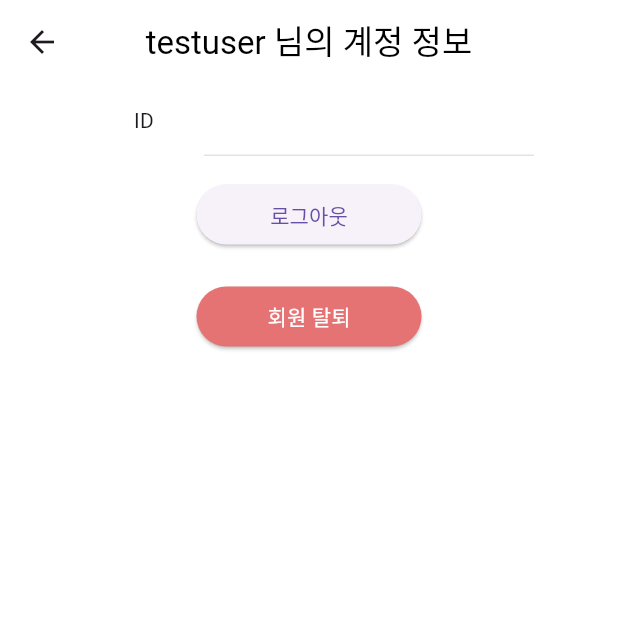
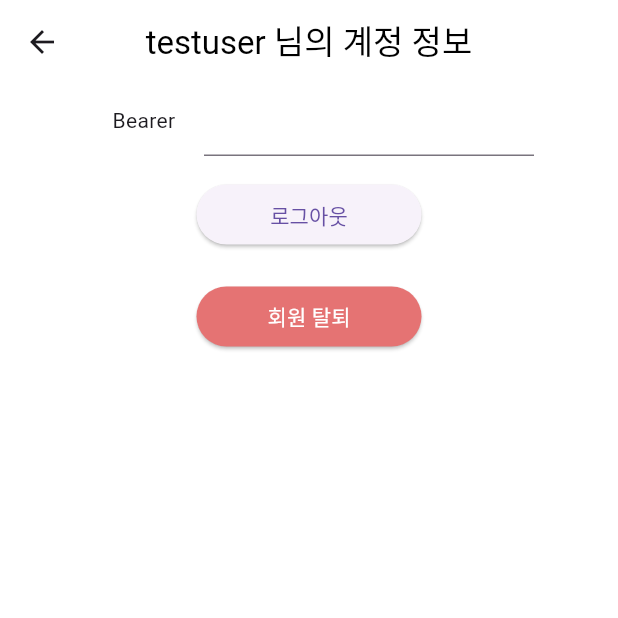
Before and after one commit to enit-project/expressJS_API_test-client, a Flutter app: the MypageView screen opened directly, on a phone screen of 412 x 824 dp, the top half of it. Run offline on Flutter 3.47's test engine with Material 3 defaults, Android fonts, the phone set to English and light mode, and no system bars; our stand-ins replace firebase_auth, firebase_core, get; missing offline and left inert: back_button_interceptor, dart:ffi; accounts and stored records are empty.

Commit message:
replaced mypage fireID to the bearer token. pretty dangerous, huh?

```diff
--- a/lib/app/screen/Login/controller/login_controller.dart
+++ b/lib/app/screen/Login/controller/login_controller.dart
@@ -8,8 +8,8 @@ import 'package:nestjs_test_flutter/app/routes/app_pages.dart';
 class LoginController extends GetxController {
   static LoginController get to => Get.find();
 
-  final idTextControl = TextEditingController();
-  final pwTextControl = TextEditingController();
+  final idTextControl = TextEditingController(text:"password@gmail.com");
+  final pwTextControl = TextEditingController(text:"password");
 
   // @override
   // void onInit() {
--- a/lib/app/screen/Mypage/controller/mypage_controller.dart
+++ b/lib/app/screen/Mypage/controller/mypage_controller.dart
@@ -1,3 +1,4 @@
+import 'package:firebase_auth/firebase_auth.dart';
 import 'package:nestjs_test_flutter/app/screen/Login/view/login_view.dart';
 import 'package:nestjs_test_flutter/package/debug_console.dart';
 import 'package:flutter/material.dart';
@@ -15,7 +16,7 @@ class MypageController extends GetxController {
 
   @override
   void onInit() async {
-    idTextControl.text = AuthService.to.getCurrentUser()?.uid ?? "";
+    idTextControl.text = await FirebaseAuth.instance.currentUser?.getIdToken() ?? "";
     super.onInit();
   }
 
--- a/lib/app/screen/Mypage/view/mypage_view.dart
+++ b/lib/app/screen/Mypage/view/mypage_view.dart
@@ -46,12 +46,11 @@ class MypageView extends GetView<MypageController> {
         const SizedBox(
             width: 80,
             child: Text(
-              "ID",
+              "Bearer",
               textAlign: TextAlign.center,
             )),
         Expanded(
             child: TextField(
-          enabled: false,
           controller: controller.idTextControl,
         ))
       ],
```
Also changed, not shown: pubspec.lock.
